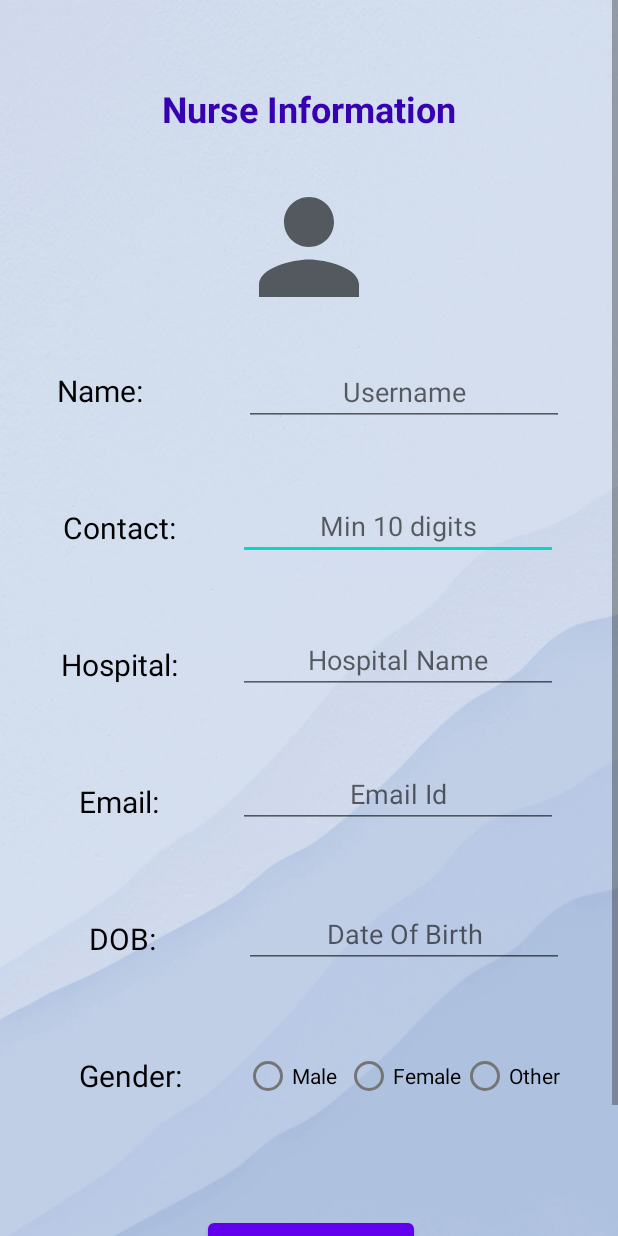
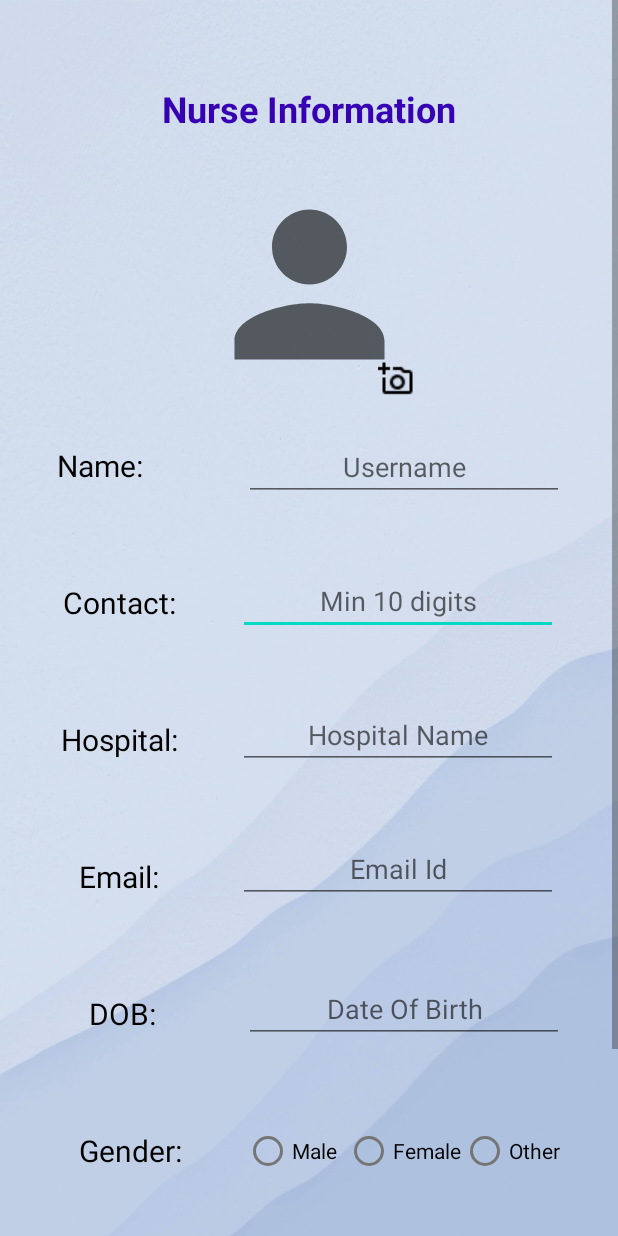
Before and after one commit to DigiTechHealthCare-Android/DT-HealthCare, an Android app: the layout fragment_edit_nurse_profile.xml on its own in the app's theme, with its tools: preview values and no code run, on a phone screen of 412 x 824 dp. Run offline under Robolectric (Android 15) with nearby library versions, the phone set to English and light mode, and no system bars; network calls fail.

Commit message:
UI Changes

```diff
--- a/app/src/main/res/layout/fragment_edit_nurse_profile.xml
+++ b/app/src/main/res/layout/fragment_edit_nurse_profile.xml
@@ -246,10 +246,10 @@
                     app:layout_constraintStart_toStartOf="parent"
                     app:layout_constraintTop_toBottomOf="@+id/radioGroup2" />
 
-                <ImageView
+                <de.hdodenhof.circleimageview.CircleImageView
                     android:id="@+id/editNurseIV"
-                    android:layout_width="100dp"
-                    android:layout_height="100dp"
+                    android:layout_width="150dp"
+                    android:layout_height="150dp"
                     android:layout_marginTop="26dp"
                     android:src="@drawable/cardviewname"
                     app:layout_constraintEnd_toEndOf="parent"
@@ -258,6 +258,16 @@
                     app:layout_constraintTop_toBottomOf="@+id/textView43"
                     tools:srcCompat="@drawable/profile" />
 
+                <ImageView
+                    android:id="@+id/imageView14"
+                    android:layout_width="wrap_content"
+                    android:layout_height="wrap_content"
+                    android:layout_marginEnd="136dp"
+                    android:layout_marginBottom="24dp"
+                    android:src="@drawable/cameraadd"
+                    app:layout_constraintBottom_toTopOf="@+id/editPharmacistName"
+                    app:layout_constraintEnd_toEndOf="parent" />
+
             </androidx.constraintlayout.widget.ConstraintLayout>
         </ScrollView>
     </androidx.constraintlayout.widget.ConstraintLayout>
```
Also changed, not shown: app/src/main/res/drawable-v24/cameraadd.png (added).
